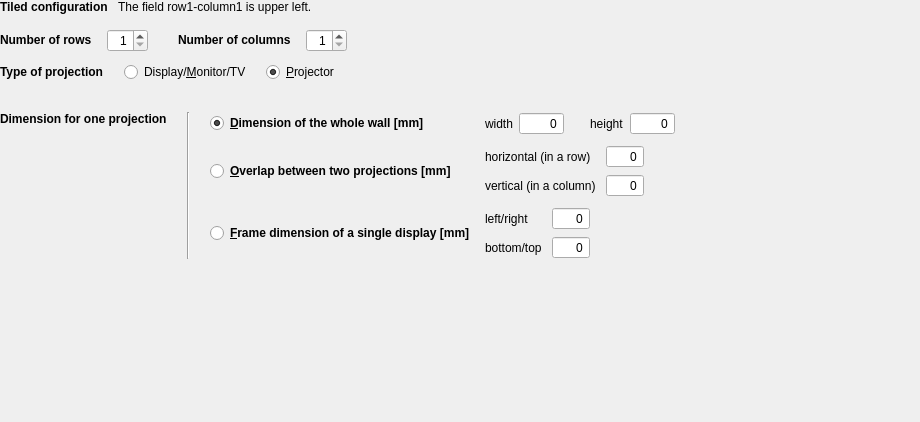
Qt form src/tools/vrcw/vrcwprojectionressizetiled.ui (hlrs-vis/covise) before a commit.
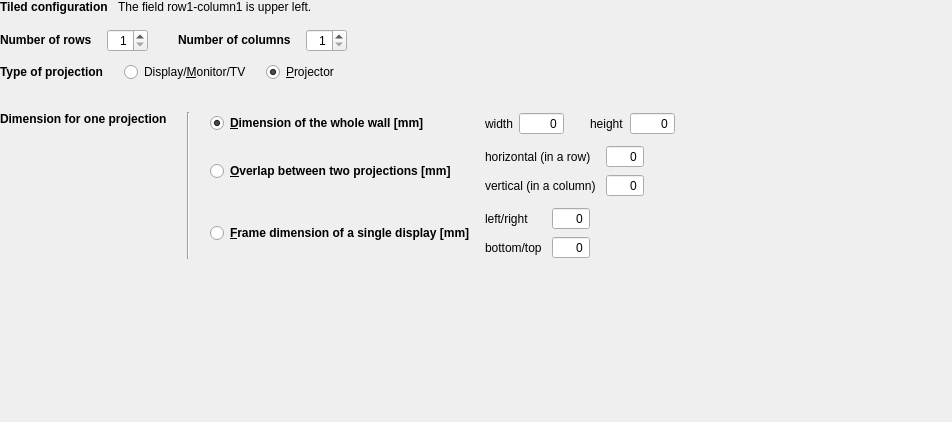
The same form after that commit. Icons and pictures are not drawn.

```diff
--- a/src/tools/vrcw/vrcwprojectionressizetiled.ui
+++ b/src/tools/vrcw/vrcwprojectionressizetiled.ui
@@ -6,7 +6,7 @@
    <rect>
     <x>0</x>
     <y>0</y>
-    <width>920</width>
+    <width>952</width>
     <height>422</height>
    </rect>
   </property>
```
Left out of the diff: 192 changed lines with no effect on the pictures.
